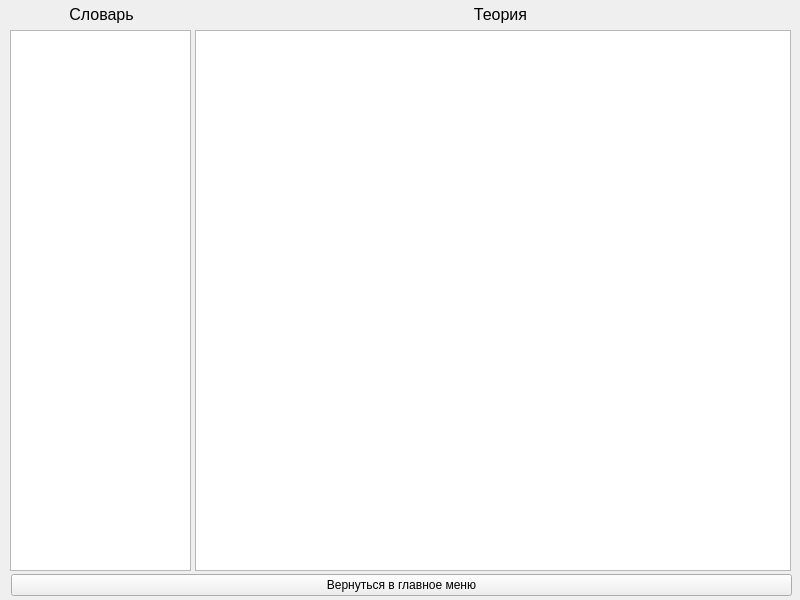
Qt form 2 course/KMP_coursework/teoria.ui (Manerton/labs-se) before a commit.
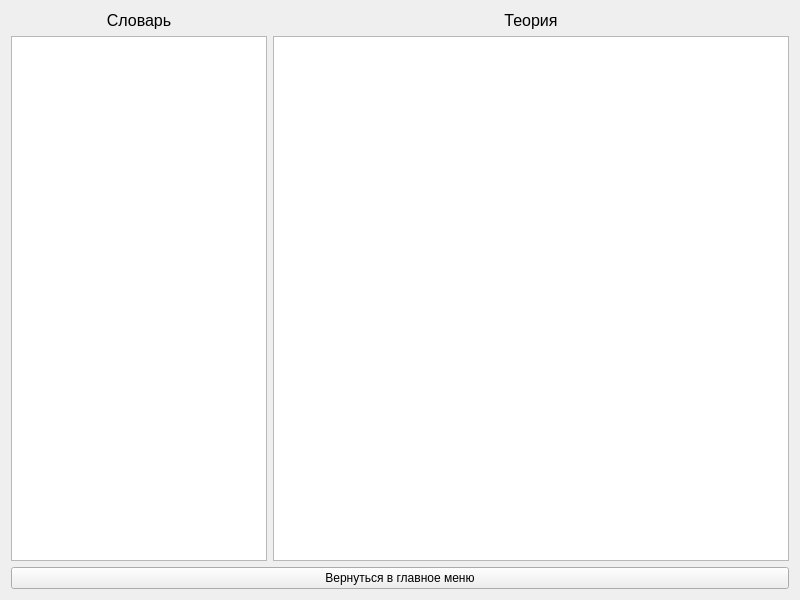
The same form after that commit.

What changed in the file:
```diff
--- a/2 course/KMP_coursework/teoria.ui
+++ b/2 course/KMP_coursework/teoria.ui
@@ -10,18 +10,41 @@
     <height>600</height>
    </rect>
   </property>
+  <property name="minimumSize">
+   <size>
+    <width>800</width>
+    <height>600</height>
+   </size>
+  </property>
+  <property name="baseSize">
+   <size>
+    <width>800</width>
+    <height>600</height>
+   </size>
+  </property>
   <property name="windowTitle">
    <string>Form</string>
   </property>
+  <layout class="QGridLayout" name="gridLayout">
+   <property name="sizeConstraint">
+    <enum>QLayout::SetMinAndMaxSize</enum>
+   </property>
+   <item row="0" column="2">
+    <widget class="QLabel" name="label_2">
+     <property name="text">
+      <string>&lt;html&gt;&lt;head/&gt;&lt;body&gt;&lt;p align=&quot;center&quot;&gt;&lt;span style=&quot; font-size:12pt;&quot;&gt;Теория&lt;/span&gt;&lt;/p&gt;&lt;/body&gt;&lt;/html&gt;</string>
+     </property>
+    </widget>
+   </item>
+   <item row="2" column="0" colspan="3">
+    <widget class="QPushButton" name="pushButton">
+     <property name="text">
+      <string>Вернуться в главное меню</string>
+     </property>
+    </widget>
+   </item>
+   <item row="1" column="2">
   <widget class="QTextBrowser" name="textBrowser">
-   <property name="geometry">
-    <rect>
-     <x>195</x>
-     <y>30</y>
-     <width>596</width>
-     <height>541</height>
-    </rect>
-   </property>
    <property name="font">
     <font>
      <family>Times New Roman</family>
@@ -60,55 +83,31 @@
     <bool>false</bool>
    </property>
   </widget>
+   </item>
+   <item row="1" column="0" colspan="2" alignment="Qt::AlignLeft">
   <widget class="QTextBrowser" name="dictionary">
-   <property name="geometry">
-    <rect>
-     <x>10</x>
-     <y>30</y>
-     <width>181</width>
-     <height>541</height>
-    </rect>
-   </property>
-  </widget>
-  <widget class="QPushButton" name="pushButton">
-   <property name="geometry">
-    <rect>
-     <x>11</x>
-     <y>574</y>
-     <width>781</width>
-     <height>22</height>
-    </rect>
-   </property>
-   <property name="text">
-    <string>Вернуться в главное меню</string>
-   </property>
-  </widget>
+     <property name="sizeAdjustPolicy">
+      <enum>QAbstractScrollArea::AdjustIgnored</enum>
+     </property>
+    </widget>
+   </item>
+   <item row="0" column="0" colspan="2">
   <widget class="QLabel" name="label">
-   <property name="geometry">
-    <rect>
-     <x>16</x>
-     <y>5</y>
-     <width>171</width>
-     <height>20</height>
-    </rect>
-   </property>
    <property name="text">
     <string>&lt;html&gt;&lt;head/&gt;&lt;body&gt;&lt;p align=&quot;center&quot;&gt;&lt;span style=&quot; font-size:12pt;&quot;&gt;Словарь&lt;/span&gt;&lt;/p&gt;&lt;/body&gt;&lt;/html&gt;</string>
    </property>
-  </widget>
-  <widget class="QLabel" name="label_2">
-   <property name="geometry">
-    <rect>
-     <x>430</x>
-     <y>5</y>
-     <width>141</width>
-     <height>20</height>
-    </rect>
-   </property>
-   <property name="text">
-    <string>&lt;html&gt;&lt;head/&gt;&lt;body&gt;&lt;p align=&quot;center&quot;&gt;&lt;span style=&quot; font-size:12pt;&quot;&gt;Теория&lt;/span&gt;&lt;/p&gt;&lt;/body&gt;&lt;/html&gt;</string>
-   </property>
-  </widget>
+     <property name="alignment">
+      <set>Qt::AlignCenter</set>
+     </property>
+     <property name="wordWrap">
+      <bool>false</bool>
+     </property>
+     <property name="margin">
+      <number>0</number>
+     </property>
+    </widget>
+   </item>
+  </layout>
  </widget>
  <resources/>
  <connections/>
```
Lines whose indentation alone changed are shown as unchanged.
